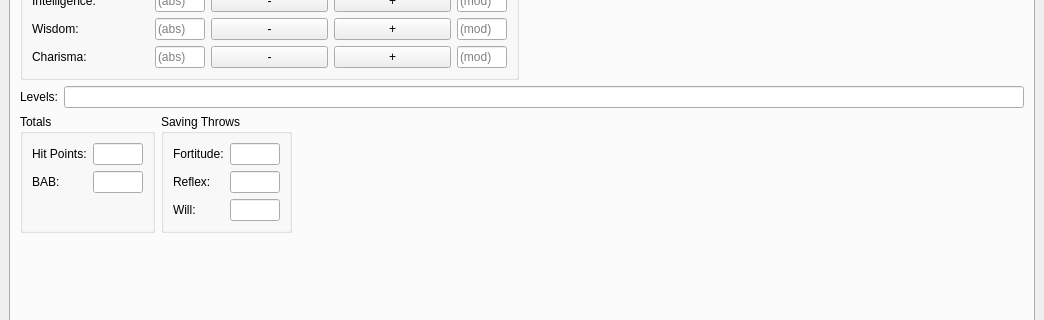
The window that nwnchargen.ui (rkibria/NwnCharGen) describes before a commit, drawn with Qt 5; both pictures show x 0 to 1044 and y 318 to 638 of the 1044 by 734 pixel window.
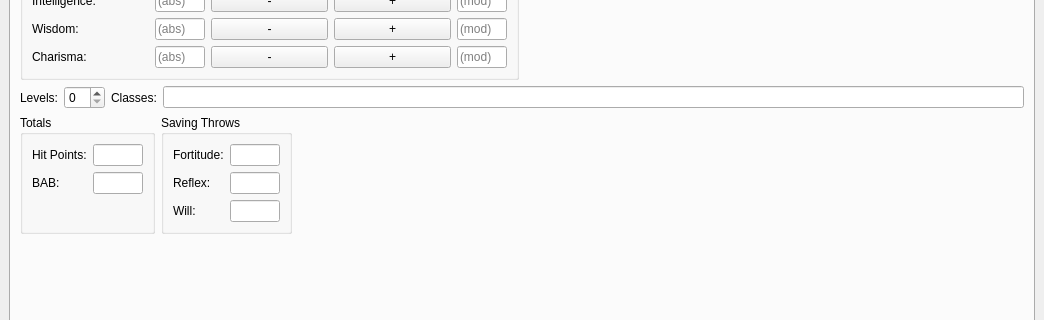
The same window after the commit.

Commit message: Spinbox for number of levels

```diff
--- a/nwnchargen.ui
+++ b/nwnchargen.ui
@@ -234,6 +234,9 @@
                    <height>16777215</height>
                   </size>
                  </property>
+                 <property name="readOnly">
+                  <bool>true</bool>
+                 </property>
                 </widget>
                </item>
                <item row="1" column="0">
@@ -257,6 +260,9 @@
                    <height>16777215</height>
                   </size>
                  </property>
+                 <property name="readOnly">
+                  <bool>true</bool>
+                 </property>
                 </widget>
                </item>
                <item row="2" column="0">
@@ -280,6 +286,9 @@
                    <height>16777215</height>
                   </size>
                  </property>
+                 <property name="readOnly">
+                  <bool>true</bool>
+                 </property>
                 </widget>
                </item>
               </layout>
@@ -305,14 +314,34 @@
         <item row="2" column="0" colspan="2">
          <layout class="QHBoxLayout" name="horizontalLayoutLevels">
           <item>
-           <widget class="QLabel" name="label_6">
+           <widget class="QLabel" name="label">
             <property name="text">
              <string>Levels:</string>
             </property>
            </widget>
           </item>
           <item>
-           <widget class="QLineEdit" name="lineEdit_3">
+           <widget class="QSpinBox" name="spinBoxLevels">
+            <property name="minimum">
+             <number>0</number>
+            </property>
+            <property name="maximum">
+             <number>30</number>
+            </property>
+            <property name="value">
+             <number>0</number>
+            </property>
+           </widget>
+          </item>
+          <item>
+           <widget class="QLabel" name="label_6">
+            <property name="text">
+             <string>Classes:</string>
+            </property>
+           </widget>
+          </item>
+          <item>
+           <widget class="QLineEdit" name="lineEditClasses">
             <property name="sizePolicy">
              <sizepolicy hsizetype="Expanding" vsizetype="Fixed">
               <horstretch>0</horstretch>
```
Left out of the diff: 26 changed lines with no effect on the pictures. The commit also changes 6 other files.
